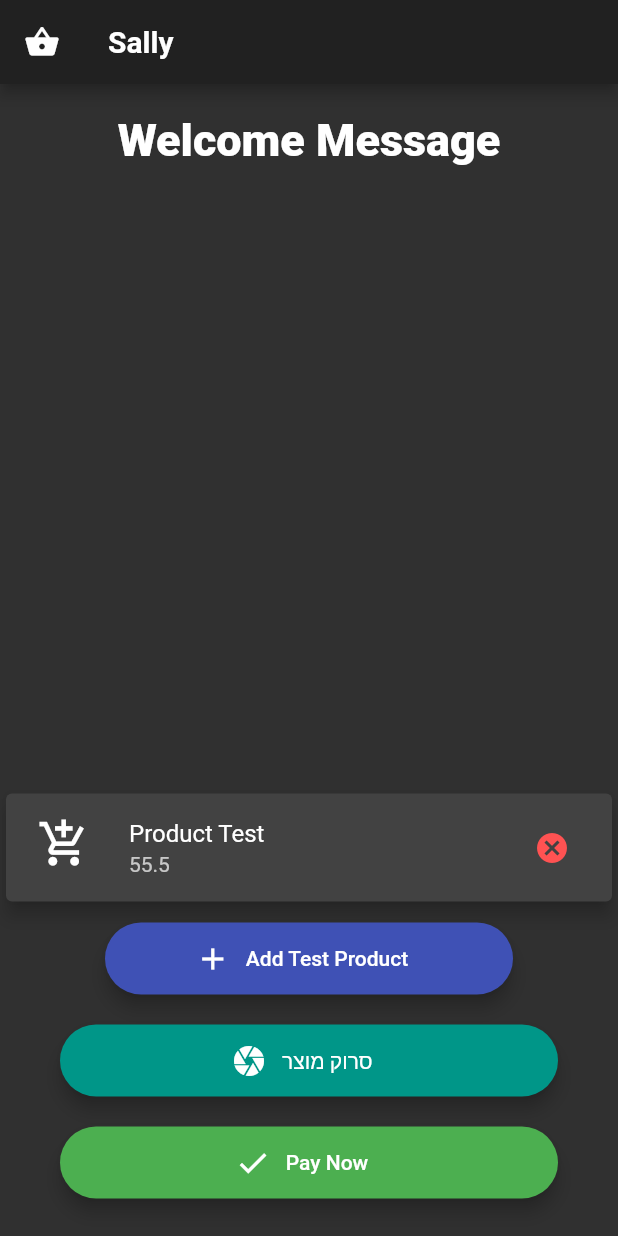
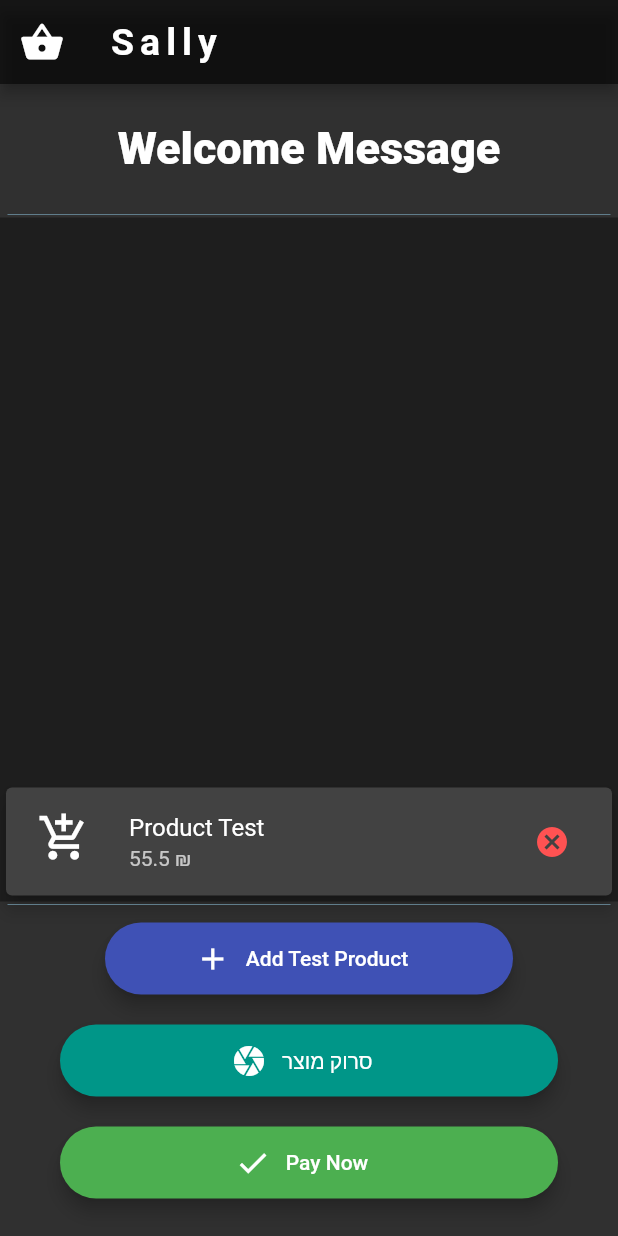
Before and after one commit to AZilberblat/Sally-Smart-Grocery, a Flutter app: the screen it shows after launch, after a tap on "Add Test Product", on a phone screen of 412 x 824 dp. Run offline on Flutter 3.47's test engine with Material 2 defaults, Android fonts, the light colour scheme and no system bars; missing offline and left inert: flutter_barcode_scanner.

Commit message:
UI and Scan updates
*Scan showes the product Code on screen

*container for listview

```diff
--- a/lib/screens/welcome_screen.dart
+++ b/lib/screens/welcome_screen.dart
@@ -4,6 +4,8 @@ import 'package:flutter_barcode_scanner/flutter_barcode_scanner.dart';
 import 'package:sally_smart/screens/checkout_screen.dart';
 import 'package:sally_smart/utilities/product_card.dart';
 import 'package:sally_smart/utilities/scan_button_const.dart';
+
+List<ProductCard> shoppingList = [];
 
 class WelcomeScreen extends StatefulWidget {
   static const String id = 'welcome_screen';
@@ -17,8 +19,6 @@ class _WelcomeScreenState extends State<WelcomeScreen> {
   String productName = 'Product Test';
   double productPrice = 55.5;
   IconData productIcon = Icons.add_shopping_cart;
-//  List<ProductCard> tempShoppingList = [];
-  List<ProductCard> shoppingList = [];
 
   Future<void> initPlatformState() async {
     String barcodeScanRes;
@@ -40,20 +40,30 @@ class _WelcomeScreenState extends State<WelcomeScreen> {
     });
   }
 
-//  List<ProductCard> reverseList() {
-//    List<ProductCard> myShoppingList = tempShoppingList.reversed;
-//
-//    return myShoppingList;
+//  List createListView() {
+//    for (var product in shoppingList) {
+//      shoppingList.add(ProductCard(
+//        productName: productName,
+//        productPrice: productPrice,
+//        productIcon: productIcon,
+//        id: shoppingList.length,
+//      ));
+//    }
 //  }
 
   @override
   Widget build(BuildContext context) {
     return Scaffold(
         appBar: AppBar(
-          leading: Icon(Icons.shopping_basket),
+          backgroundColor: Colors.black54,
+          leading: Icon(
+            Icons.shopping_basket,
+            size: 30,
+          ),
           title: Text(
             'Sally',
-            style: TextStyle(fontWeight: FontWeight.bold),
+            style: TextStyle(
+                fontWeight: FontWeight.bold, letterSpacing: 4, fontSize: 25),
           ),
         ),
         body: SafeArea(
@@ -62,7 +72,7 @@ class _WelcomeScreenState extends State<WelcomeScreen> {
               mainAxisAlignment: MainAxisAlignment.spaceBetween,
               children: <Widget>[
                 Padding(
-                  padding: EdgeInsets.symmetric(vertical: 20.0),
+                  padding: EdgeInsets.symmetric(vertical: 25.0),
                   child: Container(
                     child: Text(
                       'Welcome Message',
@@ -71,14 +81,29 @@ class _WelcomeScreenState extends State<WelcomeScreen> {
                     ),
                   ),
                 ),
+                Divider(
+                  height: 4,
+                  indent: 5,
+                  endIndent: 5,
+                  color: Colors.blueGrey,
+                ),
                 Expanded(
+                    child: Container(
+                  color: Colors.black38,
                   child: ListView.builder(
                     reverse: true,
                     itemCount: shoppingList.length,
                     itemBuilder: (context, index) {
                       return shoppingList[index];
                     },
+                  ),
                 )),
+                Divider(
+                  height: 4,
+                  indent: 5,
+                  endIndent: 5,
+                  color: Colors.blueGrey,
+                ),
                 Container(
                   child: Center(
                     child: Padding(
@@ -89,6 +114,7 @@ class _WelcomeScreenState extends State<WelcomeScreen> {
                           buttonText: 'Add Test Product',
                           onPressed: () {
                             setState(() {
+                              //adding a ProductCard to the shopping list with the ProductCard const. Works on scan
                               shoppingList.add(ProductCard(
                                 productName: productName,
                                 productPrice: productPrice,
@@ -113,9 +139,16 @@ class _WelcomeScreenState extends State<WelcomeScreen> {
                             onPressed: () async {
                               //Navigator.pushNamed(context, ScanScreen.id);
                               await initPlatformState();
-                              print(_scanBarcode);
                               //Changes the product name by referencing to the p.name
                               productName = _scanBarcode;
+                              setState(() {
+                                //adding a ProductCard to the shopping list with the ProductCard const. Works on scan
+                                shoppingList.add(ProductCard(
+                                  productName: productName,
+                                  productPrice: productPrice,
+                                  productIcon: productIcon,
+                                ));
+                              });
                             },
                             color: Colors.teal,
                           ),
--- a/lib/utilities/product_card.dart
+++ b/lib/utilities/product_card.dart
@@ -4,12 +4,13 @@ class ProductCard extends StatelessWidget {
   final String productName;
   final double productPrice;
   final IconData productIcon;
+  final String id;
 
-  const ProductCard({
-    this.productIcon,
-    @required this.productName,
-    @required this.productPrice,
-  });
+  const ProductCard(
+      {this.productIcon,
+      @required this.productName,
+      @required this.productPrice,
+      this.id});
 
   @override
   Widget build(BuildContext context) {
@@ -24,7 +25,7 @@ class ProductCard extends StatelessWidget {
           ),
         ),
         title: Text(productName),
-        subtitle: Text(productPrice.toString()),
+        subtitle: Text('${productPrice.toString()} ₪'),
         trailing: IconButton(
             icon: Icon(
               Icons.cancel,
```
Also changed, not shown: lib/utilities/constants.dart (added). Lines whose indentation alone changed are shown as unchanged.
